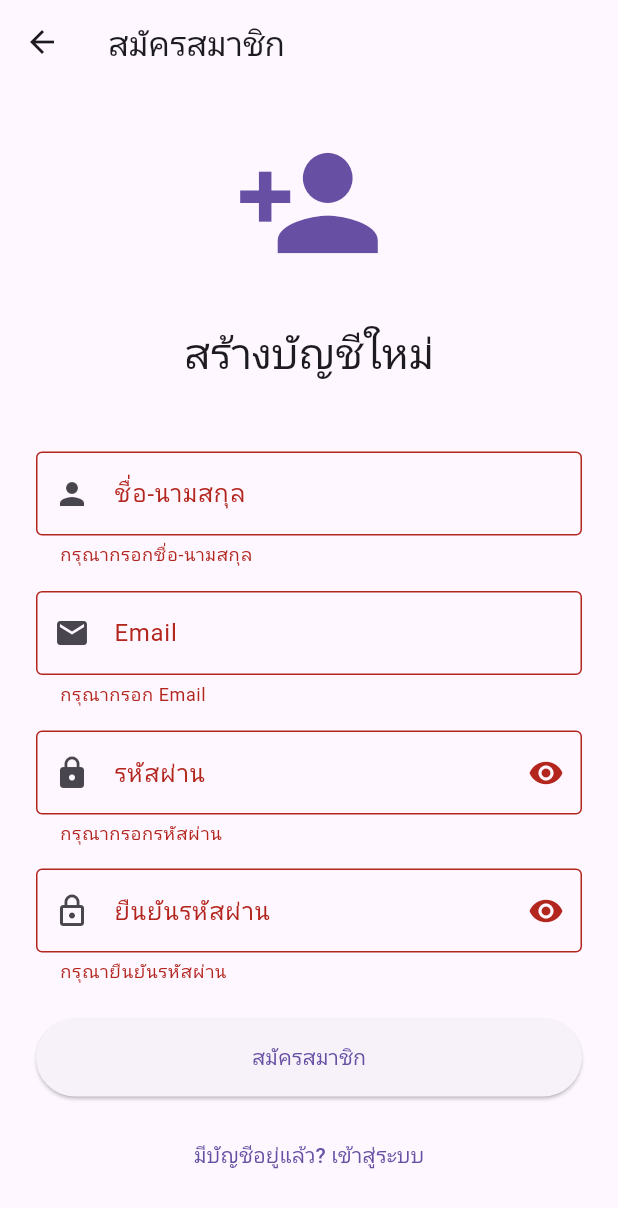
After one commit to 0xOat/teambuilder_app, a Flutter app: the screen it shows after launch, after a tap on "เข้าสู่ระบบ", after a tap on "ยังไม่มีบัญชี? สมัครสมาชิก", after a tap on "สมัครสมาชิก", on a phone screen of 412 x 824 dp. The commit adds this screen. Shown: the top 1208 px of the screen. Run offline on Flutter 3.47's test engine with Material 3 defaults, Android fonts, the phone set to English and light mode, and no system bars; our stand-ins replace flutter_riverpod, go_router, pocketbase; network calls fail.

Commit message:
feat: register ,update auth_provider,main

```diff
--- a/lib/main.dart
+++ b/lib/main.dart
@@ -4,6 +4,7 @@ import 'package:go_router/go_router.dart';
 import 'services/pocketbase_service.dart';
 import 'providers/auth_provider.dart';
 import 'screens/login_screen.dart';
+import 'screens/register_screen.dart';
 import 'screens/home_screen.dart';
 import 'screens/categories_screen.dart';
 import 'screens/foods_screen.dart';
@@ -23,6 +24,10 @@ class MyApp extends ConsumerWidget {
       GoRoute(
         path: '/login',
         builder: (context, state) => const LoginScreen(),
+      ),
+      GoRoute(
+        path: '/register',
+        builder: (context, state) => const RegisterScreen(),
       ),
       GoRoute(
         path: '/home',
--- a/lib/providers/auth_provider.dart
+++ b/lib/providers/auth_provider.dart
@@ -12,14 +12,46 @@ class AuthNotifier extends Notifier<AuthState> {
   }
 
   Future<void> login(String email, String password) async {
-    state = state.copyWith(isLoading: true);
+    state = state.copyWith(isLoading: true, errorMessage: null);
 
-    final success = await _pbService.login(email, password);
+    try {
+      final success = await _pbService.login(email, password);
 
-    state = state.copyWith(
-      isLoading: false,
-      isAuthenticated: success,
-    );
+      state = state.copyWith(
+        isLoading: false,
+        isAuthenticated: success,
+        errorMessage: success ? null : 'อีเมลหรือรหัสผ่านไม่ถูกต้อง',
+      );
+    } catch (error) {
+      state = state.copyWith(
+        isLoading: false,
+        isAuthenticated: false,
+        errorMessage: 'เกิดข้อผิดพลาด กรุณาลองใหม่อีกครั้ง',
+      );
+    }
+  }
+
+  Future<void> register(String name, String email, String password) async {
+    state = state.copyWith(isLoading: true, errorMessage: null);
+
+    try {
+      final success = await _pbService.register(name, email, password);
+
+      if (success) {
+        // หลังสมัครเสร็จให้ login อัตโนมัติ
+        await login(email, password);
+      } else {
+        state = state.copyWith(
+          isLoading: false,
+          errorMessage: 'ไม่สามารถสมัครสมาชิกได้ อีเมลนี้อาจถูกใช้ไปแล้ว',
+        );
+      }
+    } catch (error) {
+      state = state.copyWith(
+        isLoading: false,
+        errorMessage: 'เกิดข้อผิดพลาด กรุณาลองใหม่อีกครั้ง',
+      );
+    }
   }
 
   Future<void> logout() async {
@@ -30,31 +62,40 @@ class AuthNotifier extends Notifier<AuthState> {
   void checkAuthStatus() {
     state = state.copyWith(isAuthenticated: _pbService.isLoggedIn);
   }
+
+  void clearError() {
+    state = state.copyWith(errorMessage: null);
+  }
 }
 
 class AuthState {
   final bool isAuthenticated;
   final bool isLoading;
+  final String? errorMessage;
 
   AuthState({
     required this.isAuthenticated,
     required this.isLoading,
+    this.errorMessage,
   });
 
   factory AuthState.initial() {
     return AuthState(
       isAuthenticated: false,
       isLoading: false,
+      errorMessage: null,
     );
   }
 
   AuthState copyWith({
     bool? isAuthenticated,
     bool? isLoading,
+    String? errorMessage,
   }) {
     return AuthState(
       isAuthenticated: isAuthenticated ?? this.isAuthenticated,
       isLoading: isLoading ?? this.isLoading,
+      errorMessage: errorMessage,
     );
   }
 }
--- a/lib/screens/login_screen.dart
+++ b/lib/screens/login_screen.dart
@@ -85,7 +85,22 @@ class _LoginScreenState extends ConsumerState<LoginScreen> {
                     return null;
                   },
                 ),
-                const SizedBox(height: 24),
+                const SizedBox(height: 16),
+                if (authState.errorMessage != null)
+                  Container(
+                    padding: const EdgeInsets.all(16),
+                    margin: const EdgeInsets.only(bottom: 16),
+                    decoration: BoxDecoration(
+                      color: Colors.red.shade50,
+                      border: Border.all(color: Colors.red.shade200),
+                      borderRadius: BorderRadius.circular(8),
+                    ),
+                    child: Text(
+                      authState.errorMessage!,
+                      style: TextStyle(color: Colors.red.shade700),
+                      textAlign: TextAlign.center,
+                    ),
+                  ),
                 ElevatedButton(
                   onPressed: authState.isLoading ? null : _handleLogin,
                   style: ElevatedButton.styleFrom(
@@ -94,6 +109,11 @@ class _LoginScreenState extends ConsumerState<LoginScreen> {
                   child: authState.isLoading
                       ? const CircularProgressIndicator()
                       : const Text('เข้าสู่ระบบ'),
+                ),
+                const SizedBox(height: 16),
+                TextButton(
+                  onPressed: authState.isLoading ? null : () => context.go('/register'),
+                  child: const Text('ยังไม่มีบัญชี? สมัครสมาชิก'),
                 ),
               ],
             ),
--- /dev/null
+++ b/lib/screens/register_screen.dart
@@ -0,0 +1,208 @@
+import 'package:flutter/material.dart';
+import 'package:flutter_riverpod/flutter_riverpod.dart';
+import 'package:go_router/go_router.dart';
+import '../providers/auth_provider.dart';
+
+class RegisterScreen extends ConsumerStatefulWidget {
+  const RegisterScreen({Key? key}) : super(key: key);
+
+  @override
+  ConsumerState<RegisterScreen> createState() => _RegisterScreenState();
+}
+
+class _RegisterScreenState extends ConsumerState<RegisterScreen> {
+  final _formKey = GlobalKey<FormState>();
+  final _nameController = TextEditingController();
+  final _emailController = TextEditingController();
+  final _passwordController = TextEditingController();
+  final _confirmPasswordController = TextEditingController();
+  bool _obscurePassword = true;
+  bool _obscureConfirmPassword = true;
+
+  @override
+  void dispose() {
+    _nameController.dispose();
+    _emailController.dispose();
+    _passwordController.dispose();
+    _confirmPasswordController.dispose();
+    super.dispose();
+  }
+
+  @override
+  Widget build(BuildContext context) {
+    final authState = ref.watch(authProvider);
+
+    ref.listen<AuthState>(authProvider, (previous, next) {
+      if (next.isAuthenticated) {
+        context.go('/home');
+      }
+    });
+
+    return Scaffold(
+      appBar: AppBar(
+        title: const Text('สมัครสมาชิก'),
+        leading: IconButton(
+          icon: const Icon(Icons.arrow_back),
+          onPressed: () => context.go('/login'),
+        ),
+      ),
+      body: Center(
+        child: SingleChildScrollView(
+          padding: const EdgeInsets.all(24),
+          child: Form(
+            key: _formKey,
+            child: Column(
+              mainAxisAlignment: MainAxisAlignment.center,
+              crossAxisAlignment: CrossAxisAlignment.stretch,
+              children: [
+                Icon(
+                  Icons.person_add,
+                  size: 100,
+                  color: Theme.of(context).primaryColor,
+                ),
+                const SizedBox(height: 32),
+                Text(
+                  'สร้างบัญชีใหม่',
+                  style: Theme.of(context).textTheme.headlineMedium,
+                  textAlign: TextAlign.center,
+                ),
+                const SizedBox(height: 48),
+                TextFormField(
+                  controller: _nameController,
+                  keyboardType: TextInputType.name,
+                  decoration: const InputDecoration(
+                    labelText: 'ชื่อ-นามสกุล',
+                    border: OutlineInputBorder(),
+                    prefixIcon: Icon(Icons.person),
+                  ),
+                  validator: (value) {
+                    if (value == null || value.isEmpty) {
+                      return 'กรุณากรอกชื่อ-นามสกุล';
+                    }
+                    if (value.length < 2) {
+                      return 'ชื่อต้องมีอย่างน้อย 2 ตัวอักษร';
+                    }
+                    return null;
+                  },
+                ),
+                const SizedBox(height: 16),
+                TextFormField(
+                  controller: _emailController,
+                  keyboardType: TextInputType.emailAddress,
+                  decoration: const InputDecoration(
+                    labelText: 'Email',
+                    border: OutlineInputBorder(),
+                    prefixIcon: Icon(Icons.email),
+                  ),
+                  validator: (value) {
+                    if (value == null || value.isEmpty) {
+                      return 'กรุณากรอก Email';
+                    }
+                    if (!RegExp(r'^[\w-\.]+@([\w-]+\.)+[\w-]{2,4}$').hasMatch(value)) {
+                      return 'รูปแบบ Email ไม่ถูกต้อง';
+                    }
+                    return null;
+                  },
+                ),
+                const SizedBox(height: 16),
+                TextFormField(
+                  controller: _passwordController,
+                  obscureText: _obscurePassword,
+                  decoration: InputDecoration(
+                    labelText: 'รหัสผ่าน',
+                    border: const OutlineInputBorder(),
+                    prefixIcon: const Icon(Icons.lock),
+                    suffixIcon: IconButton(
+                      icon: Icon(_obscurePassword ? Icons.visibility : Icons.visibility_off),
+                      onPressed: () {
+                        setState(() {
+                          _obscurePassword = !_obscurePassword;
+                        });
+                      },
+                    ),
+                  ),
+                  validator: (value) {
+                    if (value == null || value.isEmpty) {
+                      return 'กรุณากรอกรหัสผ่าน';
+                    }
+                    if (value.length < 8) {
+                      return 'รหัสผ่านต้องมีอย่างน้อย 8 ตัวอักษร';
+                    }
+                    return null;
+                  },
+                ),
+                const SizedBox(height: 16),
+                TextFormField(
+                  controller: _confirmPasswordController,
+                  obscureText: _obscureConfirmPassword,
+                  decoration: InputDecoration(
+                    labelText: 'ยืนยันรหัสผ่าน',
+                    border: const OutlineInputBorder(),
+                    prefixIcon: const Icon(Icons.lock_outline),
+                    suffixIcon: IconButton(
+                      icon: Icon(_obscureConfirmPassword ? Icons.visibility : Icons.visibility_off),
+                      onPressed: () {
+                        setState(() {
+                          _obscureConfirmPassword = !_obscureConfirmPassword;
+                        });
+                      },
+                    ),
+                  ),
+                  validator: (value) {
+                    if (value == null || value.isEmpty) {
+                      return 'กรุณายืนยันรหัสผ่าน';
+                    }
+                    if (value != _passwordController.text) {
+                      return 'รหัสผ่านไม่ตรงกัน';
+                    }
+                    return null;
+                  },
+                ),
+                const SizedBox(height: 24),
+                if (authState.errorMessage != null)
+                  Container(
+                    padding: const EdgeInsets.all(16),
+                    margin: const EdgeInsets.only(bottom: 16),
+                    decoration: BoxDecoration(
+                      color: Colors.red.shade50,
+                      border: Border.all(color: Colors.red.shade200),
+                      borderRadius: BorderRadius.circular(8),
+                    ),
+                    child: Text(
+                      authState.errorMessage!,
+                      style: TextStyle(color: Colors.red.shade700),
+                      textAlign: TextAlign.center,
+                    ),
+                  ),
+                ElevatedButton(
+                  onPressed: authState.isLoading ? null : _handleRegister,
+                  style: ElevatedButton.styleFrom(
+                    padding: const EdgeInsets.all(16),
+                  ),
+                  child: authState.isLoading
+                      ? const CircularProgressIndicator()
+                      : const Text('สมัครสมาชิก'),
+                ),
+                const SizedBox(height: 16),
+                TextButton(
+                  onPressed: authState.isLoading ? null : () => context.go('/login'),
+                  child: const Text('มีบัญชีอยู่แล้ว? เข้าสู่ระบบ'),
+                ),
+              ],
+            ),
+          ),
+        ),
+      ),
+    );
+  }
+
+  void _handleRegister() async {
+    if (_formKey.currentState!.validate()) {
+      await ref.read(authProvider.notifier).register(
+        _nameController.text,
+        _emailController.text,
+        _passwordController.text,
+      );
+    }
+  }
+}
--- a/lib/services/pocketbase_service.dart
+++ b/lib/services/pocketbase_service.dart
@@ -22,6 +22,23 @@ class PocketBaseService {
       return true;
     } catch (e) {
       print('Login error: $e');
+      return false;
+    }
+  }
+
+  Future<bool> register(String name, String email, String password) async {
+    try {
+      final data = {
+        'email': email,
+        'password': password,
+        'passwordConfirm': password,
+        'name': name,
+      };
+
+      await _pb.collection('users').create(body: data);
+      return true;
+    } catch (e) {
+      print('Register error: $e');
       return false;
     }
   }
```
